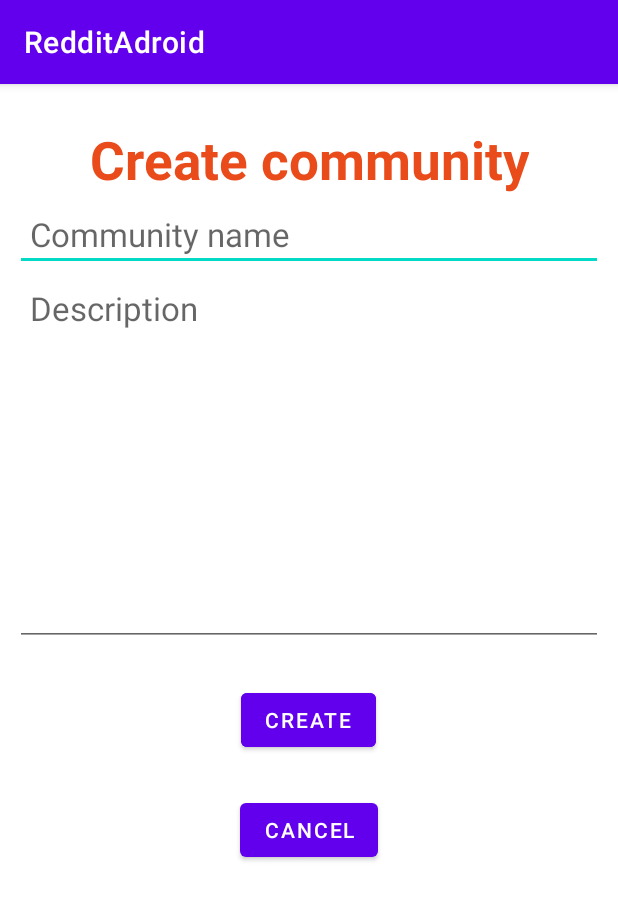
After one commit to bukvic6/Reddit-clone-Android, an Android app: the AddCommunityActivity screen opened directly, with no data from a screen before it, on a phone screen of 412 x 824 dp. The commit adds this screen. Shown: the top 900 px of the screen. Run offline under Robolectric (Android 15) with nearby library versions, the phone set to English and light mode, and no system bars; our stand-ins replace Firebase (no records; nobody signed in at launch, a user with empty details on screens opened directly).

Commit message:
create community

```diff
--- /dev/null
+++ b/app/src/main/java/com/example/redditadroid/AddCommunityActivity.java
@@ -0,0 +1,90 @@
+package com.example.redditadroid;
+
+import androidx.annotation.NonNull;
+import androidx.appcompat.app.AppCompatActivity;
+
+import android.content.Intent;
+import android.os.Bundle;
+import android.view.View;
+import android.widget.Button;
+import android.widget.EditText;
+import android.widget.Toast;
+
+import com.example.redditadroid.model.Community;
+import com.google.firebase.auth.FirebaseAuth;
+import com.google.firebase.auth.FirebaseUser;
+import com.google.firebase.database.DataSnapshot;
+import com.google.firebase.database.DatabaseError;
+import com.google.firebase.database.DatabaseReference;
+import com.google.firebase.database.FirebaseDatabase;
+import com.google.firebase.database.ValueEventListener;
+
+public class AddCommunityActivity extends AppCompatActivity {
+    private FirebaseDatabase db = FirebaseDatabase.getInstance();
+    DatabaseReference databaseReference = db.getReference("Communities");
+    private EditText nameF, descriptionF;
+
+    @Override
+    protected void onCreate(Bundle savedInstanceState) {
+        super.onCreate(savedInstanceState);
+        setContentView(R.layout.activity_add_community);
+        nameF = findViewById(R.id.communityName);
+        descriptionF = findViewById(R.id.communityDescription);
+        FirebaseAuth auth = FirebaseAuth.getInstance();
+        FirebaseUser currentUser = auth.getCurrentUser();
+        String user = currentUser.getUid();
+        Button btnCreate = findViewById(R.id.btnCreateComm);
+
+        btnCreate.setOnClickListener(new View.OnClickListener() {
+            @Override
+            public void onClick(View v) {
+                String name = nameF.getText().toString();
+                String description = descriptionF.getText().toString();
+                if (name.isEmpty() || description.isEmpty()) {
+                    Toast.makeText(AddCommunityActivity.this, "Please fill all fields", Toast.LENGTH_LONG).show();
+                    return;
+                }
+                if (name.length() < 3) {
+                    Toast.makeText(AddCommunityActivity.this, "Name must be minimum 8 characters", Toast.LENGTH_LONG).show();
+                    return;
+                }
+                if (description.length() < 3) {
+                    Toast.makeText(AddCommunityActivity.this, "Description must be minimum 8 characters", Toast.LENGTH_LONG).show();
+                    return;
+                }
+                Community community = new Community(name, description, user);
+                databaseReference.addValueEventListener(new ValueEventListener() {
+                    @Override
+                    public void onDataChange(@NonNull DataSnapshot snapshot) {
+                        databaseReference.child(community.getName()).setValue(community);
+                        Toast.makeText(AddCommunityActivity.this, "Community created successfully", Toast.LENGTH_SHORT).show();
+                        startActivity(new Intent(AddCommunityActivity.this, MainActivity.class));
+
+
+                    }
+
+                    @Override
+                    public void onCancelled(@NonNull DatabaseError error) {
+                        Toast.makeText(AddCommunityActivity.this, "Fail to add Community..", Toast.LENGTH_SHORT).show();
+
+
+                    }
+                });
+            }
+        });
+        Button btnBa = findViewById(R.id.btnBack);
+        btnBa.setOnClickListener(new View.OnClickListener() {
+            @Override
+            public void onClick(View v) {
+                switchToHome();
+            }
+        });
+    }
+
+    private void switchToHome() {
+        Intent intent = new Intent(this, MainActivity.class);
+        startActivity(intent);
+        finish();
+
+    }
+}
--- /dev/null
+++ b/app/src/main/java/com/example/redditadroid/model/Moderator.java
@@ -0,0 +1,4 @@
+package com.example.redditadroid.model;
+
+public class Moderator extends User{
+}
--- /dev/null
+++ b/app/src/main/res/layout/activity_add_community.xml
@@ -0,0 +1,66 @@
+<?xml version="1.0" encoding="utf-8"?>
+<LinearLayout
+    xmlns:android="http://schemas.android.com/apk/res/android"
+    xmlns:tools="http://schemas.android.com/tools"
+    android:layout_width="match_parent"
+    android:layout_height="match_parent"
+    android:orientation="vertical"
+    android:gravity="center_horizontal"
+    tools:context=".AddCommunityActivity">
+    <TextView
+        android:layout_width="wrap_content"
+        android:layout_height="50dp"
+        android:id="@+id/createComm"
+        android:text="Create community"
+        android:textSize="35dp"
+        android:textStyle="bold"
+        android:layout_marginTop="25dp"
+        android:gravity="center"
+        android:textColor="#E94B1B"/>
+
+
+
+    <EditText
+        android:id="@+id/communityName"
+        android:layout_width="match_parent"
+        android:layout_height="wrap_content"
+        android:padding="10dp"
+        android:inputType="text"
+        android:layout_marginLeft="10dp"
+        android:layout_marginRight="10dp"
+        android:hint="Community name"
+
+        android:textAppearance="@style/TextAppearance.AppCompat.Large" />
+
+
+    <EditText
+        android:id="@+id/communityDescription"
+        android:layout_width="match_parent"
+        android:layout_height="wrap_content"
+        android:padding="10dp"
+        android:inputType="text"
+        android:layout_marginLeft="10dp"
+        android:layout_marginRight="10dp"
+        android:hint="Description"
+        android:minHeight="250dp"
+        android:gravity="start"
+
+        android:textAppearance="@style/TextAppearance.AppCompat.Large" />
+
+    <Button
+        android:id="@+id/btnCreateComm"
+        android:layout_width="wrap_content"
+        android:layout_height="wrap_content"
+        android:layout_marginTop="25dp"
+        android:text="@string/create"
+        android:backgroundTint="@color/design_default_color_primary"
+        />
+    <Button
+        android:id="@+id/btnBack"
+        android:layout_width="wrap_content"
+        android:layout_height="wrap_content"
+        android:layout_marginTop="25dp"
+        android:text="@string/cancel"
+        />
+
+</LinearLayout>
--- a/app/src/main/res/values/strings.xml
+++ b/app/src/main/res/values/strings.xml
@@ -10,6 +10,8 @@
     <string name="cancel">cancel</string>
     <string name="page_title">REDDIT</string>
     <string name="add">add</string>
+    <string name="create">create</string>
+
     <string name="lorem">It is a long established fact that a reader will be distracted
         by the readable content of a page when looking at its layout. The point of us
         ing Lorem Ipsum is that it has a more-or-less normal distribution</string>
```
Also changed, not shown: app/src/main/AndroidManifest.xml (+6 -3 lines), app/src/main/java/com/example/redditadroid/MainActivity.java (+7 -0 lines), app/src/main/java/com/example/redditadroid/model/Community.java (added, +27 -0 lines), app/src/main/res/layout/activity_main.xml (+12 -2 lines).
